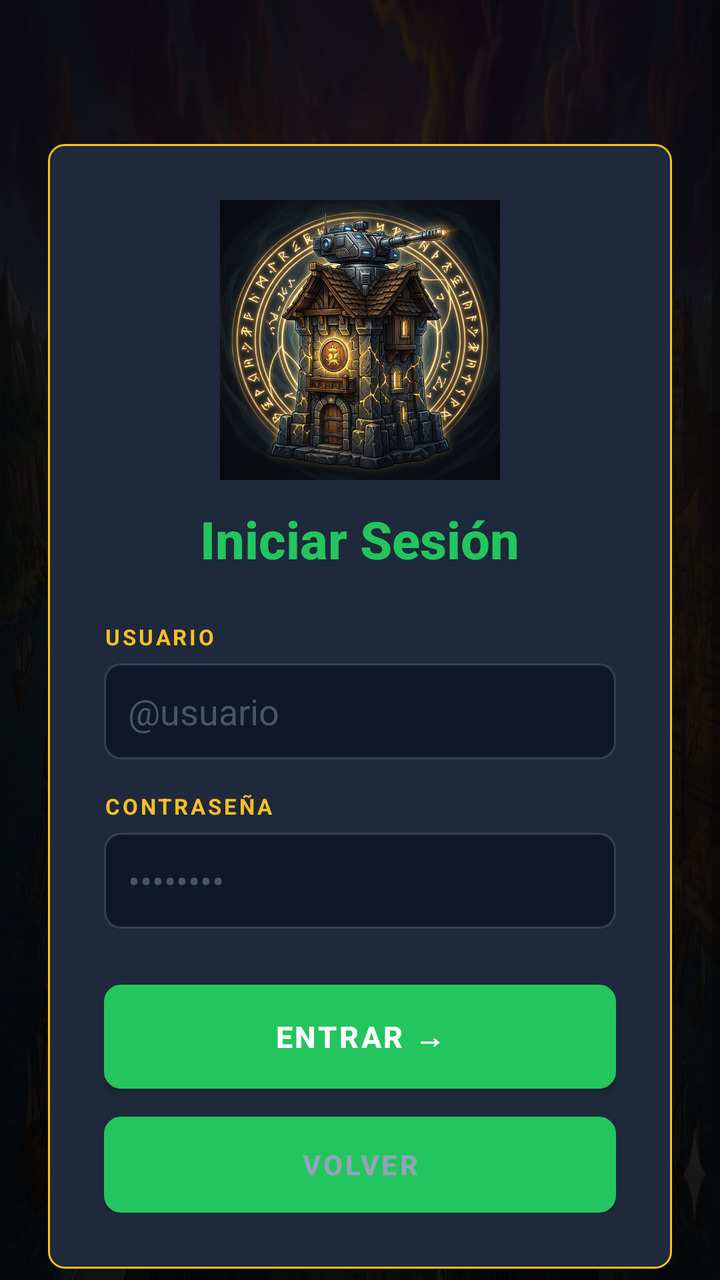
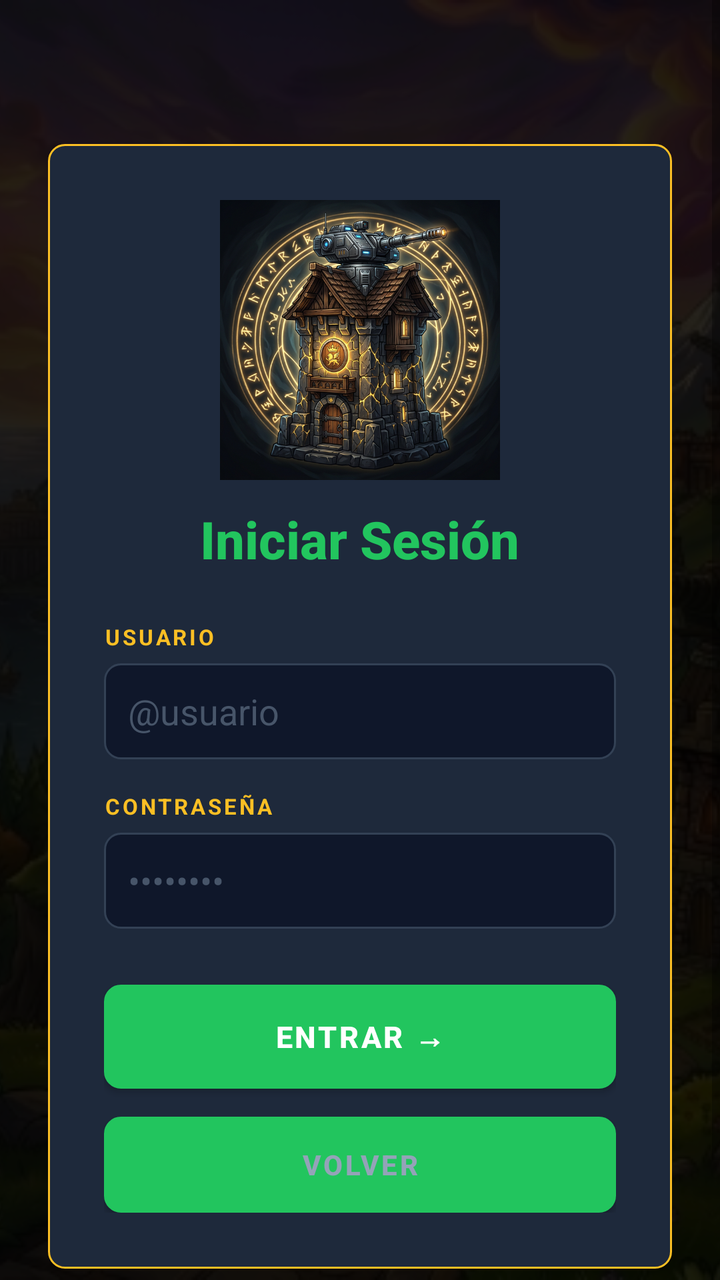

The first picture is an Android layout as it rendered before a commit; the second is the same layout after the commit. The layout source and the unified diff follow.
<!-- AndroidManifest.xml: application theme Theme.dsa_android -->
<!-- res/layout/activity_login.xml -->
<?xml version="1.0" encoding="utf-8"?>
<ScrollView
    xmlns:android="http://schemas.android.com/apk/res/android"
    xmlns:app="http://schemas.android.com/apk/res-auto"
    xmlns:tools="http://schemas.android.com/tools"
    android:layout_width="match_parent"
    android:layout_height="match_parent"
    android:background="@drawable/tower_bg"
    android:fillViewport="true"
    tools:context=".LoginActivity">

    <FrameLayout
        android:layout_width="match_parent"
        android:layout_height="wrap_content">

        
        <View
            android:layout_width="match_parent"
            android:layout_height="match_parent"
            android:background="#D9000000" />

        <LinearLayout
            android:layout_width="match_parent"
            android:layout_height="wrap_content"
            android:orientation="vertical"
            android:gravity="center"
            android:padding="24dp">

            
            <LinearLayout
                android:id="@+id/login_layout"
                android:layout_width="match_parent"
                android:layout_height="wrap_content"
                android:layout_marginTop="48dp"
                android:layout_marginBottom="48dp"
                android:background="@drawable/td_card_bg"
                android:orientation="vertical"
                android:padding="28dp">

                
                <ImageView
                    android:layout_width="140dp"
                    android:layout_height="140dp"
                    android:layout_gravity="center"
                    android:src="@drawable/combined_logo"
                    android:scaleType="fitCenter"
                    android:layout_marginBottom="12dp" />

                
                <TextView
                    android:layout_width="wrap_content"
                    android:layout_height="wrap_content"
                    android:layout_gravity="center"
                    android:text="Iniciar Sesión"
                    android:textSize="26sp"
                    android:textStyle="bold"
                    android:textColor="#22C55E"
                    android:fontFamily="sans-serif-medium"
                    android:layout_marginBottom="24dp" />

                
                <TextView
                    android:layout_width="wrap_content"
                    android:layout_height="wrap_content"
                    android:text="USUARIO"
                    android:textSize="11sp"
                    android:textColor="#FBBF24"
                    android:textStyle="bold"
                    android:letterSpacing="0.12"
                    android:layout_marginBottom="6dp" />

                <EditText
                    android:id="@+id/etUsername"
                    android:layout_width="match_parent"
                    android:layout_height="48dp"
                    android:background="@drawable/td_input_bg"
                    android:hint="@usuario"
                    android:inputType="text"
                    android:padding="12dp"
                    android:textColor="#FFFFFF"
                    android:textColorHint="#475569"
                    android:layout_marginBottom="16dp" />

                
                <TextView
                    android:layout_width="wrap_content"
                    android:layout_height="wrap_content"
                    android:text="CONTRASEÑA"
                    android:textSize="11sp"
                    android:textColor="#FBBF24"
                    android:textStyle="bold"
                    android:letterSpacing="0.12"
                    android:layout_marginBottom="6dp" />

                <EditText
                    android:id="@+id/etPassword"
                    android:layout_width="match_parent"
                    android:layout_height="48dp"
                    android:background="@drawable/td_input_bg"
                    android:hint="••••••••"
                    android:inputType="textPassword"
                    android:padding="12dp"
                    android:textColor="#FFFFFF"
                    android:textColorHint="#475569"
                    android:layout_marginBottom="28dp" />

                
                <Button
                    android:id="@+id/btnLoginSubmit"
                    android:layout_width="match_parent"
                    android:layout_height="52dp"
                    android:background="@drawable/td_button_green"
                    android:text="ENTRAR →"
                    android:textColor="#FFFFFF"
                    android:textStyle="bold"
                    android:textSize="15sp"
                    android:letterSpacing="0.08"
                    android:layout_marginBottom="14dp" />

                
                <Button
                    android:id="@+id/btnBackToMain"
                    android:layout_width="match_parent"
                    android:layout_height="48dp"
                    android:background="@drawable/td_input_bg"
                    android:text="VOLVER"
                    android:textColor="#94A3B8"
                    android:textStyle="bold"
                    android:textSize="14sp" />

                <ProgressBar
                    android:id="@+id/progressBar"
                    android:layout_width="48dp"
                    android:layout_height="48dp"
                    android:layout_gravity="center"
                    android:layout_marginTop="16dp"
                    android:indeterminate="true"
                    android:visibility="gone" />

            </LinearLayout>
        </LinearLayout>
    </FrameLayout>
</ScrollView>
<!-- resources referenced by this layout -->
<resources>
  <!-- drawable combined_logo: png bitmap (drawable, 704736 bytes) -->
  <!-- drawable td_button_green (drawable) -->
  <?xml version="1.0" encoding="utf-8"?>
  <shape xmlns:android="http://schemas.android.com/apk/res/android"
      android:shape="rectangle">
      <solid android:color="#22C55E" />
      <corners android:radius="8dp" />
      <stroke android:width="1dp" android:color="#16A34A" />
  </shape>
  <!-- drawable td_card_bg (drawable) -->
  <?xml version="1.0" encoding="utf-8"?>
  <shape xmlns:android="http://schemas.android.com/apk/res/android"
      android:shape="rectangle">
      <solid android:color="#1E293B" />
      <corners android:radius="8dp" />
      <stroke android:width="1dp" android:color="#FBBF24" />
  </shape>
  <!-- drawable td_input_bg (drawable) -->
  <?xml version="1.0" encoding="utf-8"?>
  <shape xmlns:android="http://schemas.android.com/apk/res/android"
      android:shape="rectangle">
      <solid android:color="#0F172A" />
      <corners android:radius="8dp" />
      <stroke android:width="1dp" android:color="#334155" />
  </shape>
  <!-- drawable tower_bg: jpg bitmap (drawable, 290700 bytes) -->
  <style name="Theme.dsa_android" parent="Theme.MaterialComponents.DayNight.NoActionBar">
          
          <item name="colorPrimary">#22C55E</item>
          <item name="colorPrimaryVariant">#16A34A</item>
          <item name="colorOnPrimary">#FFFFFF</item>
          
          <item name="colorSecondary">#FBBF24</item>
          <item name="colorSecondaryVariant">#F59E0B</item>
          <item name="colorOnSecondary">#0F172A</item>
          
          <item name="android:windowBackground">@drawable/tower_bg</item>
          <item name="android:statusBarColor">#0F172A</item>
          <item name="android:navigationBarColor">#0F172A</item>
      </style>
</resources>

<!-- the commit's change to res/layout/activity_login.xml (unified diff, before → after) -->
@@ -1,143 +1,15 @@
 <?xml version="1.0" encoding="utf-8"?>
-<ScrollView
-    xmlns:android="http://schemas.android.com/apk/res/android"
-    xmlns:app="http://schemas.android.com/apk/res-auto"
-    xmlns:tools="http://schemas.android.com/tools"
+<FrameLayout xmlns:android="http://schemas.android.com/apk/res/android" xmlns:app="http://schemas.android.com/apk/res-auto" xmlns:tools="http://schemas.android.com/tools"
     android:layout_width="match_parent"
-    android:layout_height="match_parent"
-    android:background="@drawable/tower_bg"
-    android:fillViewport="true"
-    tools:context=".LoginActivity">
+    android:layout_height="match_parent">
 
-    <FrameLayout
+    <ImageView
         android:layout_width="match_parent"
-        android:layout_height="wrap_content">
+        android:layout_height="match_parent"
+        android:src="@drawable/tower_bg"
+        android:scaleType="centerCrop" />
 
-        
-        <View
-            android:layout_width="match_parent"
-            android:layout_height="match_parent"
-            android:background="#D9000000" />
-
-        <LinearLayout
-            android:layout_width="match_parent"
-            android:layout_height="wrap_content"
-            android:orientation="vertical"
-            android:gravity="center"
-            android:padding="24dp">
-
-            
-            <LinearLayout
-                android:id="@+id/login_layout"
-                android:layout_width="match_parent"
-                android:layout_height="wrap_content"
-                android:layout_marginTop="48dp"
-                android:layout_marginBottom="48dp"
-                android:background="@drawable/td_card_bg"
-                android:orientation="vertical"
-                android:padding="28dp">
-
-                
-                <ImageView
-                    android:layout_width="140dp"
-                    android:layout_height="140dp"
-                    android:layout_gravity="center"
-                    android:src="@drawable/combined_logo"
-                    android:scaleType="fitCenter"
-                    android:layout_marginBottom="12dp" />
-
-                
-                <TextView
-                    android:layout_width="wrap_content"
-                    android:layout_height="wrap_content"
-                    android:layout_gravity="center"
-                    android:text="Iniciar Sesión"
-                    android:textSize="26sp"
-                    android:textStyle="bold"
-                    android:textColor="#22C55E"
-                    android:fontFamily="sans-serif-medium"
-                    android:layout_marginBottom="24dp" />
-
-                
-                <TextView
-                    android:layout_width="wrap_content"
-                    android:layout_height="wrap_content"
-                    android:text="USUARIO"
-                    android:textSize="11sp"
-                    android:textColor="#FBBF24"
-                    android:textStyle="bold"
-                    android:letterSpacing="0.12"
-                    android:layout_marginBottom="6dp" />
-
-                <EditText
-                    android:id="@+id/etUsername"
-                    android:layout_width="match_parent"
-                    android:layout_height="48dp"
-                    android:background="@drawable/td_input_bg"
-                    android:hint="@usuario"
-                    android:inputType="text"
-                    android:padding="12dp"
-                    android:textColor="#FFFFFF"
-                    android:textColorHint="#475569"
-                    android:layout_marginBottom="16dp" />
-
-                
-                <TextView
-                    android:layout_width="wrap_content"
-                    android:layout_height="wrap_content"
-                    android:text="CONTRASEÑA"
-                    android:textSize="11sp"
-                    android:textColor="#FBBF24"
-                    android:textStyle="bold"
-                    android:letterSpacing="0.12"
-                    android:layout_marginBottom="6dp" />
-
-                <EditText
-                    android:id="@+id/etPassword"
-                    android:layout_width="match_parent"
-                    android:layout_height="48dp"
-                    android:background="@drawable/td_input_bg"
-                    android:hint="••••••••"
-                    android:inputType="textPassword"
-                    android:padding="12dp"
-                    android:textColor="#FFFFFF"
-                    android:textColorHint="#475569"
-                    android:layout_marginBottom="28dp" />
-
-                
-                <Button
-                    android:id="@+id/btnLoginSubmit"
-                    android:layout_width="match_parent"
-                    android:layout_height="52dp"
-                    android:background="@drawable/td_button_green"
-                    android:text="ENTRAR →"
-                    android:textColor="#FFFFFF"
-                    android:textStyle="bold"
-                    android:textSize="15sp"
-                    android:letterSpacing="0.08"
-                    android:layout_marginBottom="14dp" />
-
-                
-                <Button
-                    android:id="@+id/btnBackToMain"
-                    android:layout_width="match_parent"
-                    android:layout_height="48dp"
-                    android:background="@drawable/td_input_bg"
-                    android:text="VOLVER"
-                    android:textColor="#94A3B8"
-                    android:textStyle="bold"
-                    android:textSize="14sp" />
-
-                <ProgressBar
-                    android:id="@+id/progressBar"
-                    android:layout_width="48dp"
-                    android:layout_height="48dp"
-                    android:layout_gravity="center"
-                    android:layout_marginTop="16dp"
-                    android:indeterminate="true"
-                    android:visibility="gone" />
-
-            </LinearLayout>
-        </LinearLayout>
-    </FrameLayout>
+    
+<ScrollView android:layout_width="match_parent" android:layout_height="match_parent" android:fillViewport="true" tools:context=".LoginActivity"> <FrameLayout android:layout_width="match_parent" android:layout_height="wrap_content">  <View android:layout_width="match_parent" android:layout_height="match_parent" android:background="#D9000000" /> <LinearLayout android:layout_width="match_parent" android:layout_height="wrap_content" android:orientation="vertical" android:gravity="center" android:padding="24dp">  <LinearLayout android:id="@+id/login_layout" android:layout_width="match_parent" android:layout_height="wrap_content" android:layout_marginTop="48dp" android:layout_marginBottom="48dp" android:background="@drawable/td_card_bg" android:orientation="vertical" android:padding="28dp">  <ImageView android:layout_width="140dp" android:layout_height="140dp" android:layout_gravity="center" android:src="@drawable/combined_logo" android:scaleType="fitCenter" android:layout_marginBottom="12dp" />  <TextView android:layout_width="wrap_content" android:layout_height="wrap_content" android:layout_gravity="center" android:text="Iniciar Sesión" android:textSize="26sp" android:textStyle="bold" android:textColor="#22C55E" android:fontFamily="sans-serif-medium" android:layout_marginBottom="24dp" />  <TextView android:layout_width="wrap_content" android:layout_height="wrap_content" android:text="USUARIO" android:textSize="11sp" android:textColor="#FBBF24" android:textStyle="bold" android:letterSpacing="0.12" android:layout_marginBottom="6dp" /> <EditText android:id="@+id/etUsername" android:layout_width="match_parent" android:layout_height="48dp" android:background="@drawable/td_input_bg" android:hint="@usuario" android:inputType="text" android:padding="12dp" android:textColor="#FFFFFF" android:textColorHint="#475569" android:layout_marginBottom="16dp" />  <TextView android:layout_width="wrap_content" android:layout_height="wrap_content" android:text="CONTRASEÑA" android:textSize="11sp" android:textColor="#FBBF24" android:textStyle="bold" android:letterSpacing="0.12" android:layout_marginBottom="6dp" /> <EditText android:id="@+id/etPassword" android:layout_width="match_parent" android:layout_height="48dp" android:background="@drawable/td_input_bg" android:hint="••••••••" android:inputType="textPassword" android:padding="12dp" android:textColor="#FFFFFF" android:textColorHint="#475569" android:layout_marginBottom="28dp" />  <Button android:id="@+id/btnLoginSubmit" android:layout_width="match_parent" android:layout_height="52dp" android:background="@drawable/td_button_green" android:text="ENTRAR →" android:textColor="#FFFFFF" android:textStyle="bold" android:textSize="15sp" android:letterSpacing="0.08" android:layout_marginBottom="14dp" />  <Button android:id="@+id/btnBackToMain" android:layout_width="match_parent" android:layout_height="48dp" android:background="@drawable/td_input_bg" android:text="VOLVER" android:textColor="#94A3B8" android:textStyle="bold" android:textSize="14sp" /> <ProgressBar android:id="@+id/progressBar" android:layout_width="48dp" android:layout_height="48dp" android:layout_gravity="center" android:layout_marginTop="16dp" android:indeterminate="true" android:visibility="gone" /> </LinearLayout> </LinearLayout> </FrameLayout>
 </ScrollView>
+</FrameLayout>
